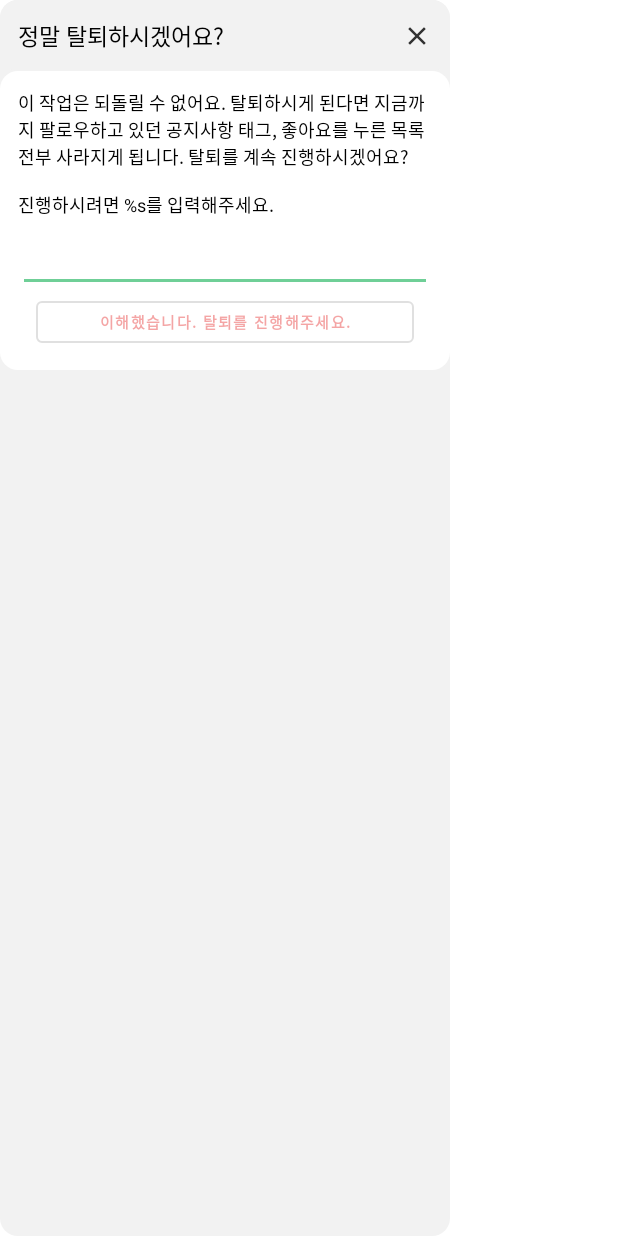
After one commit to wafflestudio/snuboard-android, an Android app: the layout dialog_signout.xml on its own in the app's theme, with its tools: preview values and no code run, on a phone screen of 412 x 824 dp. The commit adds this screen. Run offline under Robolectric (Android 15) with nearby library versions, the phone set to English and light mode, and no system bars; network calls fail; Roboto replaces fonts that are not available here.

Commit message:
Add signOut feature.

```diff
--- /dev/null
+++ b/app/src/main/res/drawable/alert_border.xml
@@ -0,0 +1,5 @@
+<?xml version="1.0" encoding="utf-8"?>
+<shape xmlns:android="http://schemas.android.com/apk/res/android">
+    <solid android:color="@color/background" />
+    <corners android:radius="12dp" />
+</shape>
--- /dev/null
+++ b/app/src/main/res/drawable/alert_border_white.xml
@@ -0,0 +1,5 @@
+<?xml version="1.0" encoding="utf-8"?>
+<shape xmlns:android="http://schemas.android.com/apk/res/android">
+    <solid android:color="@color/white" />
+    <corners android:radius="12dp" />
+</shape>
--- /dev/null
+++ b/app/src/main/res/layout/dialog_signout.xml
@@ -0,0 +1,119 @@
+<?xml version="1.0" encoding="utf-8"?>
+<layout xmlns:android="http://schemas.android.com/apk/res/android"
+    xmlns:app="http://schemas.android.com/apk/res-auto"
+    xmlns:tools="http://schemas.android.com/tools">
+
+    <data>
+
+        <variable
+            name="viewModel"
+            type="com.wafflestudio.snuboard.presentation.MainActivityViewModel" />
+    </data>
+
+    <LinearLayout
+        android:layout_width="wrap_content"
+        android:layout_height="match_parent"
+        android:orientation="vertical"
+        android:background="@drawable/alert_border">
+
+        <androidx.constraintlayout.widget.ConstraintLayout
+            android:layout_width="300dp"
+            android:layout_height="wrap_content"
+            android:background="@drawable/alert_border">
+
+            <TextView
+                android:id="@+id/title"
+                android:layout_margin="12dp"
+                android:textColor="@color/black"
+                android:textSize="15sp"
+                android:text="@string/dialog_signout_title"
+                android:background="@color/background"
+                android:layout_width="wrap_content"
+                android:layout_height="wrap_content"
+                app:layout_constraintTop_toTopOf="parent"
+                app:layout_constraintBottom_toBottomOf="parent"
+                app:layout_constraintStart_toStartOf="parent"
+                app:layout_constraintEnd_toEndOf="parent"
+                app:layout_constraintHorizontal_bias="0">
+
+            </TextView>
+
+            <ImageView
+                android:id="@+id/dismiss_button"
+                android:layout_width="20dp"
+                android:layout_height="20dp"
+                android:layout_margin="12dp"
+                android:src="@drawable/ic_close"
+                android:contentDescription="@string/cancel_icon"
+                app:layout_constraintTop_toTopOf="parent"
+                app:layout_constraintBottom_toBottomOf="parent"
+                app:layout_constraintStart_toStartOf="parent"
+                app:layout_constraintEnd_toEndOf="parent"
+                app:layout_constraintHorizontal_bias="1" />
+        </androidx.constraintlayout.widget.ConstraintLayout>
+
+        <androidx.constraintlayout.widget.ConstraintLayout
+            android:layout_width="300dp"
+            android:layout_height="wrap_content"
+            android:background="@drawable/alert_border_white">
+
+            <TextView
+                android:id="@+id/alert_content"
+                android:layout_margin="12dp"
+                android:textStyle="normal"
+                android:textSize="12sp"
+                android:textColor="@color/black"
+                tools:text="@string/dialog_signout_content"
+                android:layout_width="match_parent"
+                android:layout_height="wrap_content"
+                app:layout_constraintTop_toTopOf="parent"
+                app:layout_constraintBottom_toTopOf="@id/confirm_email"
+                app:layout_constraintStart_toStartOf="parent"
+                app:layout_constraintEnd_toEndOf="parent"
+                app:layout_constraintVertical_chainStyle="packed" />
+
+            <EditText
+                android:id="@+id/confirm_email"
+                android:layout_width="match_parent"
+                android:layout_height="wrap_content"
+                android:layout_marginStart="12dp"
+                android:layout_marginEnd="12dp"
+                android:textSize="12sp"
+                app:layout_constraintStart_toStartOf="parent"
+                app:layout_constraintEnd_toEndOf="parent"
+                app:layout_constraintTop_toBottomOf="@id/alert_content"
+                app:layout_constraintBottom_toTopOf="@id/sign_out_button"
+                android:inputType="textEmailAddress"
+                android:ellipsize="end"
+                android:singleLine="true"
+                android:gravity="start"
+                android:importantForAutofill="no"
+                tools:ignore="LabelFor" />
+
+
+            <com.google.android.material.button.MaterialButton
+                style="@style/Widget.MaterialComponents.Button.OutlinedButton"
+                android:id="@+id/sign_out_button"
+                android:layout_width="match_parent"
+                android:layout_height="40dp"
+                android:layout_marginBottom="12dp"
+                android:layout_marginStart="24dp"
+                android:layout_marginEnd="24dp"
+                android:text="@string/button_sign_out"
+                android:textSize="10sp"
+                android:textStyle="bold"
+                android:textColor="@color/transparent_red"
+                android:clickable="false"
+                app:backgroundTint="@color/white"
+                app:strokeColor="@color/gray5"
+                app:strokeWidth="1dp"
+                app:layout_constraintBottom_toBottomOf="parent"
+                app:layout_constraintEnd_toEndOf="parent"
+                app:layout_constraintStart_toStartOf="parent"
+                app:layout_constraintTop_toBottomOf="@id/confirm_email"
+                tools:ignore="SmallSp" />
+
+        </androidx.constraintlayout.widget.ConstraintLayout>
+
+    </LinearLayout>
+</layout>
--- a/app/src/main/res/values/colors.xml
+++ b/app/src/main/res/values/colors.xml
@@ -21,6 +21,7 @@
     <color name="gray5">#FFE0E0E0</color>
     <color name="gray6">#FFF2F2F2</color>
     <color name="red">#FFEB5757</color>
+    <color name="transparent_red">#88EB5757</color>
     <color name="orange">#FFF2994A</color>
     <color name="yellow">#FFF2C94C</color>
     <color name="green1">#FF219653</color>
--- a/app/src/main/res/values/strings.xml
+++ b/app/src/main/res/values/strings.xml
@@ -149,4 +149,7 @@ SNUTT 담당자&lt;br&gt;
     <string name="team_info">팀 스누보드</string>
     <string name="version_info_explanation">버전 %1$s\n최신 업데이트 %2$s</string>
     <string name="web">web</string>
+    <string name="dialog_signout_title">정말 탈퇴하시겠어요?</string>
+    <string name="dialog_signout_content">이 작업은 되돌릴 수 없어요. 탈퇴하시게 된다면 지금까지 팔로우하고 있던 공지사항 태그, 좋아요를 누른 목록 전부 사라지게 됩니다. 탈퇴를 계속 진행하시겠어요?\n\n진행하시려면 %s를 입력해주세요.</string>
+    <string name="button_sign_out">이해했습니다. 탈퇴를 진행해주세요.</string>
 </resources>
```
Also changed, not shown: app/src/main/java/com/wafflestudio/snuboard/data/repository/UserRepository.kt (+15 -0 lines), app/src/main/java/com/wafflestudio/snuboard/data/retrofit/service/UserService.kt (+5 -2 lines), app/src/main/java/com/wafflestudio/snuboard/domain/usecase/UserUseCase.kt (+16 -3 lines), app/src/main/java/com/wafflestudio/snuboard/presentation/MainActivity.kt (+57 -0 lines), app/src/main/java/com/wafflestudio/snuboard/presentation/MainActivityViewModel.kt (+28 -2 lines).
